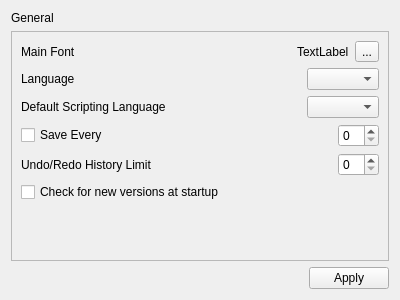
Old version of the form alphaplot/src/ui/GeneralApplicationSettings.ui in the repository narunlifescience/AlphaPlot.
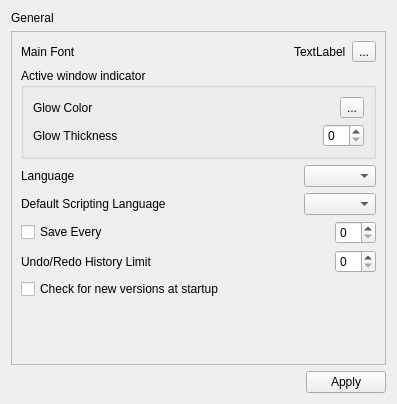
New version of the form.

```diff
--- a/alphaplot/src/ui/GeneralApplicationSettings.ui
+++ b/alphaplot/src/ui/GeneralApplicationSettings.ui
@@ -6,8 +6,8 @@
    <rect>
     <x>0</x>
     <y>0</y>
-    <width>400</width>
-    <height>300</height>
+    <width>397</width>
+    <height>404</height>
    </rect>
   </property>
   <property name="windowTitle">
@@ -24,8 +24,8 @@
        <rect>
         <x>0</x>
         <y>0</y>
-        <width>380</width>
-        <height>224</height>
+        <width>377</width>
+        <height>328</height>
        </rect>
       </property>
       <layout class="QVBoxLayout" name="verticalLayout">
@@ -67,6 +67,83 @@
          </item>
         </layout>
        </item>
+       <item>
+        <widget class="QGroupBox" name="activeWindowGroupBox">
+         <property name="title">
+          <string>Active window indicator</string>
+         </property>
+         <layout class="QVBoxLayout" name="verticalLayout_4">
+          <item>
+           <layout class="QHBoxLayout" name="horizontalLayout_7">
+            <property name="spacing">
+             <number>6</number>
+            </property>
+            <item>
+             <widget class="QLabel" name="glowColorTextLabel">
+              <property name="text">
+               <string>Glow Color</string>
+              </property>
+             </widget>
+            </item>
+            <item>
+             <spacer name="horizontalSpacer_7">
+              <property name="orientation">
+               <enum>Qt::Horizontal</enum>
+              </property>
+              <property name="sizeHint" stdset="0">
+               <size>
+                <width>40</width>
+                <height>20</height>
+               </size>
+              </property>
+             </spacer>
+            </item>
+            <item>
+             <widget class="QLabel" name="glowColorLabel">
+              <property name="text">
+               <string/>
+              </property>
+             </widget>
+            </item>
+            <item>
+             <widget class="QToolButton" name="GlowColorButton">
+              <property name="text">
+               <string>...</string>
+              </property>
+             </widget>
+            </item>
+           </layout>
+          </item>
+          <item>
+           <layout class="QHBoxLayout" name="horizontalLayout_8">
+            <item>
+             <widget class="QLabel" name="glowThicknessTextLabel">
+              <property name="text">
+               <string>Glow Thickness</string>
+              </property>
+             </widget>
+            </item>
+            <item>
+             <spacer name="horizontalSpacer_8">
+              <property name="orientation">
+               <enum>Qt::Horizontal</enum>
+              </property>
+              <property name="sizeHint" stdset="0">
+               <size>
+                <width>40</width>
+                <height>20</height>
+               </size>
+              </property>
+             </spacer>
+            </item>
+            <item>
+             <widget class="QSpinBox" name="glowThicknessSpinBox"/>
+            </item>
+           </layout>
+          </item>
+         </layout>
+        </widget>
+       </item>
        <item>
         <layout class="QHBoxLayout" name="horizontalLayout_2">
          <item>
```
